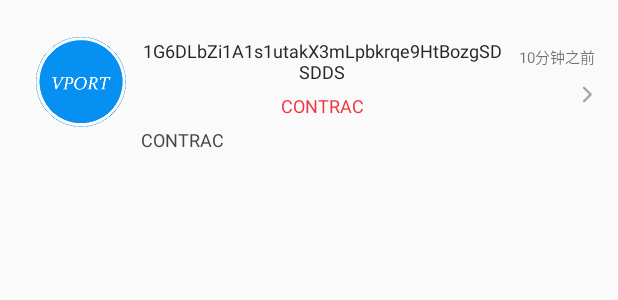
After one commit to donh/vport-android, an Android app: the layout item_history_operation.xml on its own in the app's theme, with its tools: preview values and no code run, on a phone screen of 412 x 824 dp. The commit adds this screen. Shown: the top 300 px of the screen. Run offline under Robolectric (Android 15) with nearby library versions, the phone set to English and light mode, and no system bars.

Commit message:
添加操作记录 设置页面

```diff
--- /dev/null
+++ b/app/src/main/res/layout/item_history_operation.xml
@@ -0,0 +1,90 @@
+<?xml version="1.0" encoding="utf-8"?>
+<android.support.constraint.ConstraintLayout
+    xmlns:android="http://schemas.android.com/apk/res/android"
+    xmlns:app="http://schemas.android.com/apk/res-auto"
+    xmlns:tools="http://schemas.android.com/tools"
+    android:layout_width="match_parent"
+    android:layout_height="109dp"
+    android:background="@null"
+    android:orientation="vertical">
+
+    <ImageView
+        android:id="@+id/img_item_head"
+        android:layout_width="60dp"
+        android:layout_height="60dp"
+        android:layout_marginLeft="24dp"
+        android:layout_marginStart="24dp"
+        android:background="@null"
+        app:layout_constraintBottom_toBottomOf="parent"
+        app:layout_constraintLeft_toLeftOf="parent"
+        app:layout_constraintTop_toTopOf="parent"
+        tools:src="@drawable/icon_logo"/>
+
+    <TextView
+        android:id="@+id/tv_item_title"
+        android:layout_width="0dp"
+        android:layout_height="wrap_content"
+        android:layout_marginLeft="10dp"
+        android:layout_marginRight="10dp"
+        android:layout_marginTop="25dp"
+        android:gravity="center"
+        android:textColor="#252525"
+        android:textSize="@dimen/common_text_smallerSize"
+        app:layout_constraintLeft_toRightOf="@+id/img_item_head"
+        app:layout_constraintRight_toLeftOf="@+id/tv_item_time"
+        app:layout_constraintTop_toTopOf="parent"
+        tools:text="1G6DLbZi1A1s1utakX3mLpbkrqe9HtBozgSDSDDS"/>
+
+    <TextView
+        android:id="@+id/tv_item_content"
+        android:layout_width="0dp"
+        android:layout_height="wrap_content"
+        android:layout_marginLeft="10dp"
+        android:layout_marginRight="10dp"
+        android:layout_marginTop="6dp"
+        android:gravity="center"
+        android:textColor="#EF353C"
+        android:textSize="@dimen/common_text_smallerSize"
+        app:layout_constraintLeft_toRightOf="@+id/img_item_head"
+        app:layout_constraintRight_toLeftOf="@+id/tv_item_time"
+        app:layout_constraintTop_toBottomOf="@+id/tv_item_title"
+        tools:text="CONTRAC"/>
+
+    <TextView
+        android:id="@+id/tv_item_msg"
+        android:layout_width="0dp"
+        android:layout_height="wrap_content"
+        android:layout_marginLeft="10dp"
+        android:layout_marginRight="10dp"
+        android:layout_marginTop="6dp"
+        android:textColor="#464646"
+        android:textSize="@dimen/common_text_smallerSize"
+        app:layout_constraintLeft_toRightOf="@+id/img_item_head"
+        app:layout_constraintRight_toLeftOf="@+id/tv_item_time"
+        app:layout_constraintTop_toBottomOf="@+id/tv_item_content"
+        tools:text="CONTRAC"/>
+
+    <TextView
+        android:id="@+id/tv_item_time"
+        android:layout_width="wrap_content"
+        android:layout_height="wrap_content"
+        android:layout_marginEnd="15dp"
+        android:layout_marginRight="15dp"
+        android:layout_marginTop="30dp"
+        android:textSize="@dimen/common_text_smallSize"
+        app:layout_constraintRight_toRightOf="parent"
+        app:layout_constraintTop_toTopOf="parent"
+        tools:text="10分钟之前"/>
+
+
+    <ImageView
+        android:layout_width="24dp"
+        android:layout_height="24dp"
+        android:layout_marginRight="8dp"
+        android:background="@null"
+        android:src="@drawable/icon_enter"
+        app:layout_constraintBottom_toBottomOf="parent"
+        app:layout_constraintRight_toRightOf="parent"
+        app:layout_constraintTop_toTopOf="parent"
+        app:layout_constraintVertical_bias="0.6"/>
+</android.support.constraint.ConstraintLayout>
--- a/app/src/main/res/values/colors.xml
+++ b/app/src/main/res/values/colors.xml
@@ -3,4 +3,7 @@
     <color name="colorPrimary">#3F51B5</color>
     <color name="colorPrimaryDark">#303F9F</color>
     <color name="colorAccent">#FF4081</color>
+    <color name="white">#ffffff</color>
+    <color name="common_separate">#EFEFEF</color>
+    <color name="common_separate_list">#F0F0F0</color>
 </resources>
--- /dev/null
+++ b/app/src/main/res/values/dimens.xml
@@ -0,0 +1,8 @@
+<?xml version="1.0" encoding="utf-8"?>
+<resources>
+    <dimen name="common_text_bigSize">17sp</dimen>
+    <dimen name="common_text_largishSize">15sp</dimen>
+    <dimen name="common_text_normalSize">14sp</dimen>
+    <dimen name="common_text_smallerSize">12sp</dimen>
+    <dimen name="common_text_smallSize">10sp</dimen>
+</resources>
```
Also changed, not shown: app/src/main/AndroidManifest.xml (+8 -0 lines), app/src/main/java/com/a21vianet/wallet/vport/action/historyoperation/HistoryOperationActivity.java (added, +230 -0 lines), app/src/main/java/com/a21vianet/wallet/vport/action/historyoperation/bean/History.java (added, +75 -0 lines), app/src/main/java/com/a21vianet/wallet/vport/action/mian/MainActivity.java (+7 -1 lines), app/src/main/java/com/a21vianet/wallet/vport/action/setting/SettingActivity.java (added, +75 -0 lines), app/src/main/res/layout/activity_history_operation.xml (added, +29 -0 lines), app/src/main/res/layout/activity_setting.xml (added, +69 -0 lines), app/src/main/res/values/styles.xml (+11 -0 lines).
